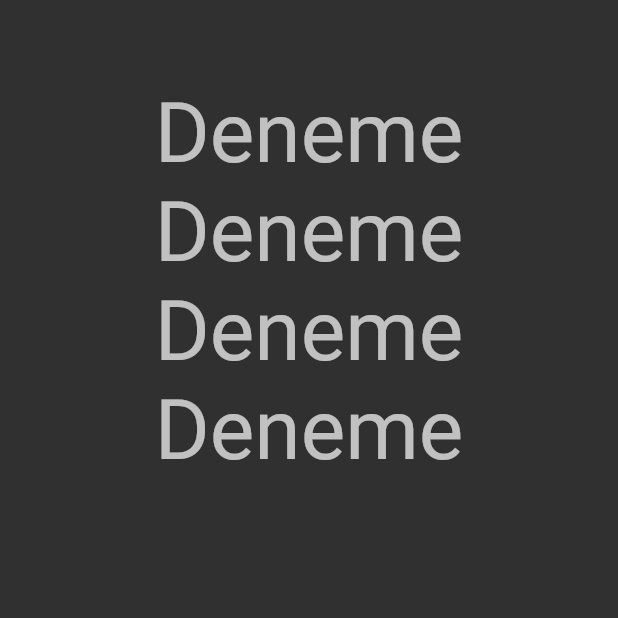
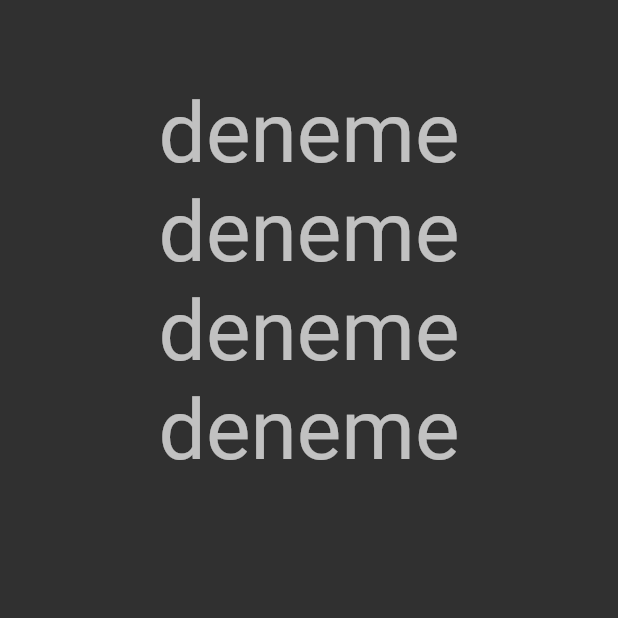
Before and after one commit to ruveydakisla/Flutter_full_learn, a Flutter app: the screen it shows after launch, on a phone screen of 412 x 824 dp, the top half of it. Run offline on Flutter 3.47's test engine with Material 2 defaults, Android fonts, the phone set to English and light mode, and no system bars.

```diff
--- a/lib/101/stateless_learn.dart
+++ b/lib/101/stateless_learn.dart
@@ -2,6 +2,7 @@ import 'package:flutter/material.dart';
 
 class StatelessLearn extends StatelessWidget {
   const StatelessLearn({super.key});
+  final String text1 = 'deneme'; // 101 seviyesinde textler burada olmalı
 
   @override
   Widget build(BuildContext context) {
@@ -9,14 +10,14 @@ class StatelessLearn extends StatelessWidget {
       appBar: AppBar(),
       body: Column(
         children: [
-          const TitleTextWidget(
-            text: 'Deneme',
+          TitleTextWidget(
+            text: text1,
           ),
-          const TitleTextWidget(
-            text: 'Deneme',
+          TitleTextWidget(
+            text: text1,
           ),
-          const TitleTextWidget(text: 'Deneme'),
-          const TitleTextWidget(text: 'Deneme'),
+          TitleTextWidget(text: text1),
+          TitleTextWidget(text: text1),
           const _CustomContainer(),
           _emptyBox(),
         ],
```
